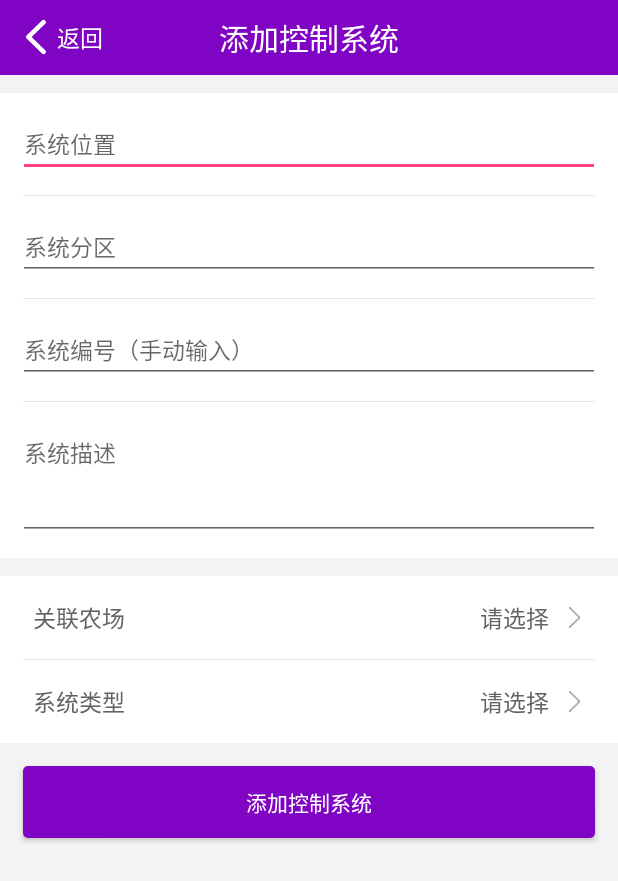
After one commit to chenbocqu/IFarmManager, an Android app: the AddControlSysActivity screen opened directly, with no data from a screen before it, on a phone screen of 412 x 824 dp. The commit adds this screen. Shown: the top 881 px of the screen. Run offline under Robolectric (Android 15) with nearby library versions, the phone set to English and light mode, and no system bars; libraries missing offline, so code that uses them is left out: cn.pedant, com.daimajia.androidanimations, com.nineoldandroids.animation, com.zhy.http; pictures from the network do not load.

Commit message:
添加控制系统

```diff
--- a/app/src/main/AndroidManifest.xml
+++ b/app/src/main/AndroidManifest.xml
@@ -122,6 +122,12 @@
         <activity
             android:name=".ui.setting.IFMSettingActivity"
             android:screenOrientation="portrait" />
+        <activity
+            android:name=".ui.sys.AddControlSysActivity"
+            android:screenOrientation="portrait" />
+        <activity
+            android:name=".ui.sys.SysTypeListActivity"
+            android:screenOrientation="portrait" />
 
         <service android:name=".myprinter.WorkService" />
 
--- a/app/src/main/java/com/qican/ifarmmanager/MainActivity.java
+++ b/app/src/main/java/com/qican/ifarmmanager/MainActivity.java
@@ -12,6 +12,7 @@ import com.qican.ifarmmanager.ui.produce.DeviceProduceActivity;
 import com.qican.ifarmmanager.ui.qrcode.ScanActivity;
 import com.qican.ifarmmanager.ui.setting.IFMSettingActivity;
 import com.qican.ifarmmanager.ui.setting.SettingActivity;
+import com.qican.ifarmmanager.ui.sys.AddControlSysActivity;
 import com.qican.ifarmmanager.ui.users.ChooseUserActivity;
 import com.qican.ifarmmanager.utils.CommonTools;
 
@@ -48,6 +49,7 @@ public class MainActivity extends TitleBarActivity implements View.OnClickListen
         registerClickListener(R.id.ll_jizhongqing);
         registerClickListener(R.id.ll_ifm_setting);
         registerClickListener(R.id.ll_add_device);
+        registerClickListener(R.id.ll_control_sys);
     }
 
     private void initData() {
@@ -97,6 +99,10 @@ public class MainActivity extends TitleBarActivity implements View.OnClickListen
             case R.id.ll_ifm_setting:
                 myTool.startActivity(IFMSettingActivity.class);
                 break;
+
+            case R.id.ll_control_sys:
+                myTool.startActivity(AddControlSysActivity.class);
+                break;
         }
 
     }
--- /dev/null
+++ b/app/src/main/java/com/qican/ifarmmanager/ui/sys/AddControlSysActivity.java
@@ -0,0 +1,270 @@
+package com.qican.ifarmmanager.ui.sys;
+
+/**
+ * 添加控制系统
+ */
+
+import android.content.Intent;
+import android.view.View;
+import android.widget.EditText;
+
+import com.qican.ifarmmanager.R;
+import com.qican.ifarmmanager.bean.Device;
+import com.qican.ifarmmanager.bean.Farm;
+import com.qican.ifarmmanager.bean.SysType;
+import com.qican.ifarmmanager.ui.base.TitleBarActivity;
+import com.qican.ifarmmanager.ui.farm.FarmListActivity;
+import com.qican.ifarmmanager.utils.TextUtils;
+import com.zhy.http.okhttp.OkHttpUtils;
+import com.zhy.http.okhttp.callback.StringCallback;
+
+import org.json.JSONException;
+import org.json.JSONObject;
+
+import java.util.HashMap;
+import java.util.Map;
+
+import cn.pedant.SweetAlert.SweetAlertDialog;
+import okhttp3.Call;
+
+public class AddControlSysActivity extends TitleBarActivity {
+
+    private static final int REQUEST_FOR_FARM = 1;
+    private static final int REQUEST_FOR_SYS_TYPE = 2;
+    Farm mFarm;
+    SysType mSysType;
+
+    String type, district;
+    EditText edtLocation, edtDistrict, edtSysNo, edtDesc;
+    SweetAlertDialog mDialog;
+
+    @Override
+    public String getUITitle() {
+        return "添加控制系统";
+    }
+
+    @Override
+    protected int getContentView() {
+        return R.layout.activity_add_control_sys;
+    }
+
+    @Override
+    public void init() {
+
+        edtLocation = findViewById(R.id.edt_location);
+        edtDistrict = findViewById(R.id.edt_district);
+        edtSysNo = findViewById(R.id.edt_no);
+        edtDesc = findViewById(R.id.edt_desc);
+
+        registerClickListener(R.id.rl_farm);
+        registerClickListener(R.id.btn_add);
+        registerClickListener(R.id.rl_type);
+
+        TextUtils.with(this).restrictTextLenth(edtLocation, 20, "最长不超过20字");
+    }
+
+
+    @Override
+    public void onClick(View v) {
+        super.onClick(v);
+        switch (v.getId()) {
+
+            case R.id.rl_farm:
+                myTool.startActivityForResult(FarmListActivity.KEY_FARM, FarmListActivity.class, REQUEST_FOR_FARM);
+                break;
+
+            // 设备类型选择
+            case R.id.rl_type:
+                myTool.startActivityForResult(SysTypeListActivity.class, REQUEST_FOR_SYS_TYPE);
+                break;
+
+            // 添加集中器
+            case R.id.btn_add:
+                toAdd();
+                break;
+
+        }
+    }
+
+    /**
+     * http://localhost:8080/IFarm/device/concentrator/addition
+     * post参数：
+     * {
+     * collectorId：long，
+     * farmId：int,  //通过userId去查找对应的farmId
+     * collectorLocation:String,
+     * collectorType:String, //环境数据采集集中器  和  终端设备控制集中器
+     * collectorVersion:String,
+     * }
+     * <p>
+     * 返回结果：
+     * {"response":"success"} 或者
+     * {"response":"error"}
+     */
+    private void toAdd() {
+
+        Map<String, String> map = new HashMap<>();
+
+        if (TextUtils.isEmpty(edtLocation)) {
+            TextUtils.with(this).hintEdt(edtLocation, "请输入位置！");
+            return;
+        }
+
+        if (TextUtils.isEmpty(edtDistrict)) {
+            TextUtils.with(this).hintEdt(edtDistrict, "请输入分区！");
+            return;
+        }
+
+        if (TextUtils.isEmpty(edtSysNo)) {
+            TextUtils.with(this).hintEdt(edtSysNo, "请输入系统编号");
+            return;
+        }
+
+        if (TextUtils.isEmpty(edtDesc)) {
+            TextUtils.with(this).hintEdt(edtDesc, "请输入系统描述");
+            return;
+        }
+
+        if (mFarm == null) {
+            myTool.showInfo("请选择要关联的农场！");
+            return;
+        }
+
+        if (mSysType == null) {
+            myTool.showInfo("请选择系统类型！");
+            return;
+        }
+
+        String loc = edtLocation.getText().toString();
+        district = edtDistrict.getText().toString();
+        String sysNo = edtSysNo.getText().toString();
+        String desc = edtDesc.getText().toString();
+
+        map.put("farmId", mFarm.getId());
+
+        map.put("systemCode", mSysType.getSystemCode());
+        map.put("systemType", mSysType.getSystemType());
+        map.put("systemTypeCode", mSysType.getSystemTypeCode());
+
+        map.put("systemDistrict", district);
+        map.put("systemNo", sysNo);
+        map.put("systemLocation", loc);
+        map.put("systemDescription", desc);
+
+
+        mDialog = new SweetAlertDialog(this, SweetAlertDialog.PROGRESS_TYPE);
+        mDialog.setTitleText("正在添加...");
+        mDialog.show();
+
+        // 采集设备添加
+        OkHttpUtils.post().url(myTool.getServAdd() + "farmControlSystem/addition")
+                .addParams("managerId", myTool.getManagerId())
+                .addParams("token", myTool.getToken())
+                .params(map)
+                .build()
+                .execute(new StringCallback() {
+                    @Override
+                    public void onError(Call call, Exception e, int id) {
+
+                        showFailed(e.getMessage());
+
+                    }
+
+                    @Override
+                    public void onResponse(String response, int id) {
+
+                        myTool.log(response);
+
+                        if (response == null) return;
+
+                        try {
+                            JSONObject obj = new JSONObject(response);
+                            switch (obj.getString("response")) {
+                                case "success":
+                                    mDialog.setTitleText("添加成功")
+                                            .setConfirmText("确定")
+                                            .showCancelButton(false)
+                                            .setConfirmClickListener(new SweetAlertDialog.OnSweetClickListener() {
+                                                @Override
+                                                public void onClick(SweetAlertDialog sweetAlertDialog) {
+                                                    mDialog.dismissWithAnimation();
+
+                                                    setResult(RESULT_OK); // 添加成功
+
+                                                    // 延迟退出
+                                                    edtLocation.postDelayed(new Runnable() {
+                                                        @Override
+                                                        public void run() {
+                                                            finish();
+                                                        }
+                                                    }, 500);
+                                                }
+                                            })
+                                            .changeAlertType(SweetAlertDialog.SUCCESS_TYPE);
+                                    break;
+
+                                // 无设备或集中器ID
+                                case "no_id":
+                                    showFailed("系统中没有检索到该集中器，请检查后重试！");
+                                    break;
+
+                                case "exist":
+                                    showFailed("该设备已被添加，请勿重复添加！");
+                                    break;
+
+                                case "error":
+                                    showFailed("网络异常请稍后重试！");
+                                    break;
+
+                            }
+
+                        } catch (JSONException e) {
+                            showFailed(e.getMessage());
+                        }
+                    }
+                });
+    }
+
+    private void showFailed(String err) {
+        mDialog.setTitleText("添加失败")
+                .setContentText(err)
+                .setConfirmText("好的")
+                .setConfirmClickListener(new SweetAlertDialog.OnSweetClickListener() {
+                    @Override
+                    public void onClick(SweetAlertDialog sweetAlertDialog) {
+                        mDialog.dismissWithAnimation();
+                    }
+                })
+                .changeAlertType(SweetAlertDialog.ERROR_TYPE);
+    }
+
+    @Override
+    protected void onActivityResult(int requestCode, int resultCode, Intent data) {
+        super.onActivityResult(requestCode, resultCode, data);
+
+        switch (requestCode) {
+            case REQUEST_FOR_FARM:
+
+                if (resultCode == RESULT_OK) {
+
+                    mFarm = (Farm) data.getSerializableExtra(FarmListActivity.KEY_FARM);
+
+                    setText(R.id.tv_farm_name, mFarm.getName());
+
+                }
+                break;
+
+            case REQUEST_FOR_SYS_TYPE:
+                if (resultCode == RESULT_OK) {
+
+                    mSysType = (SysType) data.getSerializableExtra(SysTypeListActivity.KEY_TYPE);
+
+                    setText(R.id.tv_type_name, mSysType.getSystemType());
+
+                    type = mSysType.getSystemType();
+
+                }
+                break;
+        }
+    }
+}
--- /dev/null
+++ b/app/src/main/res/layout/activity_add_control_sys.xml
@@ -0,0 +1,142 @@
+<?xml version="1.0" encoding="utf-8"?>
+<LinearLayout xmlns:android="http://schemas.android.com/apk/res/android"
+    android:layout_width="match_parent"
+    android:layout_height="match_parent"
+    android:background="@color/gray_bg"
+    android:orientation="vertical">
+    <!-- 顶部titleBar-->
+    <include layout="@layout/titlebar" />
+
+    <LinearLayout style="@style/MenuGroupWrapper">
+
+        <LinearLayout
+            style="@style/MenuWrapper"
+            android:orientation="vertical">
+
+            <EditText
+                android:id="@+id/edt_location"
+                style="@style/MyText"
+                android:layout_width="match_parent"
+                android:hint="系统位置"
+                android:text="" />
+        </LinearLayout>
+
+        <View style="@style/SplitLine.WithMargin" />
+
+        <LinearLayout
+            style="@style/MenuWrapper"
+            android:orientation="vertical">
+
+            <EditText
+                android:id="@+id/edt_district"
+                style="@style/MyText"
+                android:layout_width="match_parent"
+                android:hint="系统分区"
+                android:text="" />
+        </LinearLayout>
+
+        <View style="@style/SplitLine.WithMargin" />
+
+        <LinearLayout
+            style="@style/MenuWrapper"
+            android:orientation="vertical">
+
+            <EditText
+                android:id="@+id/edt_no"
+                style="@style/MyText"
+                android:layout_width="match_parent"
+                android:hint="系统编号（手动输入）"
+                android:text="" />
+        </LinearLayout>
+
+        <View style="@style/SplitLine.WithMargin" />
+
+        <LinearLayout
+            style="@style/MenuWrapper"
+            android:orientation="vertical">
+
+            <EditText
+                android:id="@+id/edt_desc"
+                style="@style/MyText"
+                android:layout_width="match_parent"
+                android:gravity="left"
+                android:hint="系统描述"
+                android:lines="3"
+                android:text="" />
+        </LinearLayout>
+    </LinearLayout>
+
+    <LinearLayout style="@style/MenuGroupWrapper">
+
+        <RelativeLayout
+            android:id="@+id/rl_farm"
+            style="@style/MenuWrapper"
+            android:layout_height="55dp">
+
+            <ImageView
+                android:id="@+id/iv_balance_arrow"
+                style="@style/ArrowRight"
+                android:layout_centerVertical="true" />
+
+            <TextView
+                style="@style/MenuText"
+                android:layout_centerVertical="true"
+                android:layout_marginLeft="10dp"
+                android:text="关联农场" />
+
+            <TextView
+                android:id="@+id/tv_farm_name"
+                style="@style/MyText"
+                android:layout_centerVertical="true"
+                android:layout_marginLeft="10dp"
+                android:layout_marginRight="10dp"
+                android:layout_toLeftOf="@id/iv_balance_arrow"
+                android:gravity="right"
+                android:text="请选择" />
+
+        </RelativeLayout>
+
+        <View style="@style/SplitLine.WithMargin" />
+
+        <RelativeLayout
+            android:id="@+id/rl_type"
+            style="@style/MenuWrapper"
+            android:layout_height="55dp">
+
+            <ImageView
+                android:id="@+id/iv_type_arrow"
+                style="@style/ArrowRight"
+                android:layout_centerVertical="true" />
+
+            <TextView
+                style="@style/MenuText"
+                android:layout_centerVertical="true"
+                android:layout_marginLeft="10dp"
+                android:text="系统类型" />
+
+            <TextView
+                android:id="@+id/tv_type_name"
+                style="@style/MyText"
+                android:layout_centerVertical="true"
+                android:layout_marginLeft="10dp"
+                android:layout_marginRight="10dp"
+                android:layout_toLeftOf="@id/iv_type_arrow"
+                android:gravity="right"
+                android:text="请选择" />
+
+        </RelativeLayout>
+
+    </LinearLayout>
+
+    <Button
+        android:id="@+id/btn_add"
+        android:layout_width="match_parent"
+        android:layout_height="wrap_content"
+        android:layout_gravity="center_horizontal"
+        android:layout_margin="15dp"
+        android:background="@drawable/roundbtn_bg"
+        android:text="添加控制系统"
+        android:textColor="@color/white"
+        android:textSize="14sp" />
+
+</LinearLayout>
```
Also changed, not shown: app/src/main/java/com/qican/ifarmmanager/bean/SysType.java (added, +47 -0 lines), app/src/main/java/com/qican/ifarmmanager/ui/sys/SysTypeListActivity.java (added, +173 -0 lines), app/src/main/res/layout/control_group4.xml (+39 -21 lines), app/src/main/res/drawable-xhdpi/control_sys.png (added), app/src/main/res/drawable-xhdpi/wfm_sys.png (added), 1 other file.
